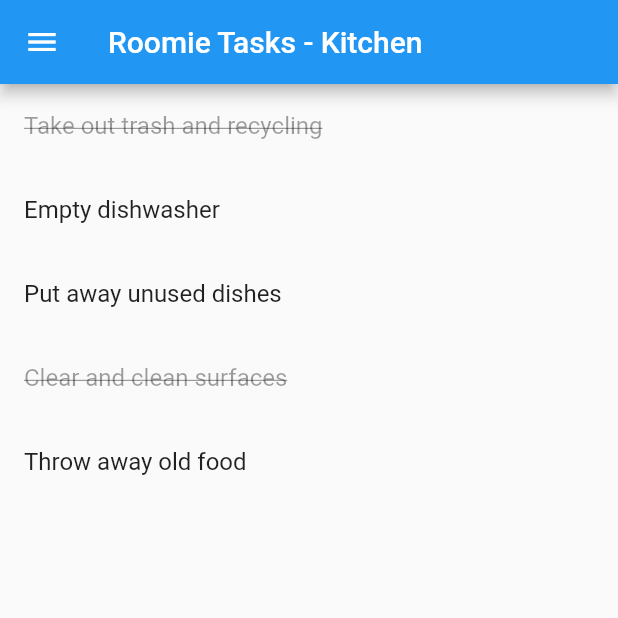
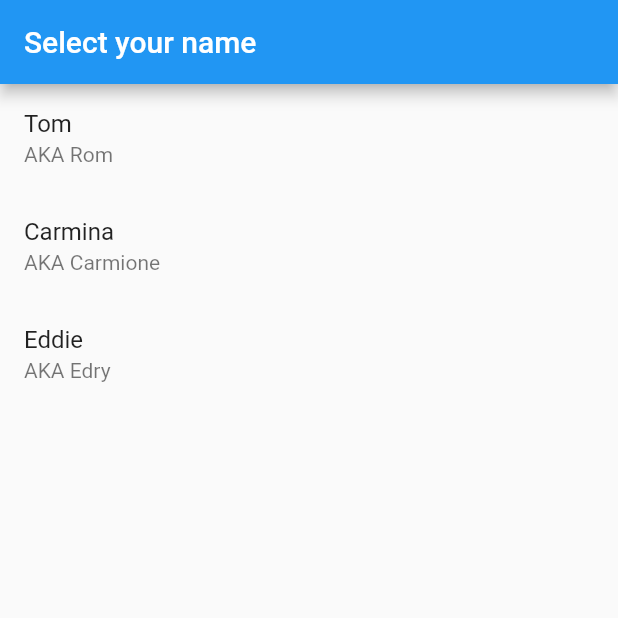
Before and after one commit to EdDT-Phi/rommies, a Flutter app: the screen it shows after launch, on a phone screen of 412 x 824 dp, the top half of it. Run offline on Flutter 3.47's test engine with Material 2 defaults, Android fonts, the phone set to English and light mode, and no system bars; our stand-ins replace shared_preferences.

Commit message:
Added screen where you can select the user and refactored to moore files

```diff
--- a/lib/main.dart
+++ b/lib/main.dart
@@ -1,180 +1,35 @@
 import 'package:flutter/material.dart';
-import 'package:firebase_database/firebase_database.dart';
+import 'package:shared_preferences/shared_preferences.dart';
 
-void main() => runApp(MyApp());
+import 'roomies.dart';
+import 'home.dart';
 
-final roomies = [
-  'Tom',
-  'Carmina',
-  'Eddie',
-];
+void main() async {
+  WidgetsFlutterBinding.ensureInitialized();
 
-const roomieImg =
-    'https://wanderlustbecomingatraveler.files.wordpress.com/2015/12/roommates.jpg';
+  final sharedPreferences = await SharedPreferences.getInstance();
+  final roomieProvider = RoomieProvider(sharedPreferences);
+
+  runApp(MyApp(roomieProvider));
+}
 
 class MyApp extends StatelessWidget {
-  @override
-  Widget build(BuildContext context) => MaterialApp(
-        title: 'Flutter Demo',
-        theme: ThemeData(
-          primarySwatch: Colors.blue,
-        ),
-        home: MyHomePage(),
-      );
-}
+  final RoomieProvider _roomieProvider;
 
-class MyHomePage extends StatefulWidget {
-  @override
-  _MyHomePageState createState() => _MyHomePageState();
-}
-
-class _MyHomePageState extends State<MyHomePage> {
-  Task selectedTask = superTask.subtasks[0];
+  const MyApp(this._roomieProvider);
 
   @override
-  Widget build(BuildContext context) => Scaffold(
-        drawer: MyDrawer(
-          onTaskSelected: (task) => setState(() => selectedTask = task),
-        ),
-        appBar: AppBar(
-          title: Text('Roomie Tasks - ${selectedTask.text}'),
-        ),
-        body: TasksListWidget(task: selectedTask),
-      );
+  Widget build(BuildContext context) {
+    final roomie = _roomieProvider.selectedRoomie;
+
+    return MaterialApp(
+      title: 'Flutter Demo',
+      theme: ThemeData(
+        primarySwatch: Colors.blue,
+      ),
+      home: roomie == null
+          ? RoomieSelectionScreen(_roomieProvider)
+          : MyHomePage(),
+    );
+  }
 }
-
-class MyDrawer extends StatelessWidget {
-  final void Function(Task) onTaskSelected;
-
-  MyDrawer({this.onTaskSelected});
-
-  @override
-  Widget build(BuildContext context) => Drawer(
-        child: ListView(
-          // Important: Remove any padding from the ListView.
-          padding: EdgeInsets.zero,
-          children: [
-            DrawerHeader(
-              child: Image.network(roomieImg),
-            )
-          ]..addAll(superTask.subtasks.map(
-              (task) => ListTile(
-                title: Text(task.text),
-                onTap: () {
-                  onTaskSelected(task);
-                  Navigator.of(context).pop();
-                },
-              ),
-            )),
-        ),
-      );
-}
-
-final doneStyle =
-    TextStyle(color: Colors.black38, decoration: TextDecoration.lineThrough);
-
-class TasksListWidget extends StatelessWidget {
-  final Task task;
-
-  const TasksListWidget({this.task});
-
-  @override
-  Widget build(BuildContext context) => ListView.builder(
-    itemCount: task.subtasks.length,
-        itemBuilder: (context, idx) {
-          final doneTask = idx % 3 == 0;
-          final subTask = task.subtasks[idx];
-
-          return ListTile(
-            title: Text(
-              subTask.text,
-              style: doneTask ? doneStyle : null,
-            ),
-            onTap: () {
-              final now = DateTime.now();
-              FirebaseDatabase.instance
-                  .reference()
-                  .child('tasks')
-                  .child('${now.millisecondsSinceEpoch}')
-                  .set(DoneTask(
-                    taskId: subTask.id,
-                    doneTimestamp: now.millisecondsSinceEpoch,
-                    doneBy: 'Eddie',
-                  ).toMap());
-            },
-          );
-        },
-      );
-}
-
-class DoneTask {
-  final String taskId;
-  final int doneTimestamp;
-  final String doneBy;
-
-  DoneTask({
-    @required this.doneTimestamp,
-    @required this.doneBy,
-    @required this.taskId,
-  });
-
-  Map<String, String> toMap() => {
-        'taskId': '$taskId',
-        'doneTimestamp': '$doneTimestamp',
-        'doneBy': '$doneBy',
-      };
-}
-
-class Task {
-  final String text;
-
-  // All subtasks are assigned to the same person, if any;
-  final List<Task> subtasks;
-  final int assignedOffset;
-
-  const Task({
-    @required this.text,
-    this.assignedOffset = -1,
-    this.subtasks = const [],
-  });
-
-  String get id => text.toLowerCase().replaceAll(' ', '_');
-}
-
-const superTask = const Task(
-  text: 'All',
-  subtasks: [
-    Task(
-      text: 'Kitchen',
-      assignedOffset: 0,
-      subtasks: [
-        Task(text: 'Take out trash and recycling'),
-        Task(text: 'Empty dishwasher'),
-        Task(text: 'Put away unused dishes'),
-        Task(text: 'Clear and clean surfaces'),
-        Task(text: 'Throw away old food'),
-      ],
-    ),
-    Task(
-      text: 'Bathroom',
-      assignedOffset: 1,
-      subtasks: [
-        Task(text: 'Take out trash'),
-        Task(text: 'Wipe surfaces'),
-        Task(text: 'Wipe mirror'),
-        Task(text: 'Wipe faucet'),
-        Task(text: 'Vacuum and mop floor'),
-        Task(text: 'Clean the toilet'),
-      ],
-    ),
-    Task(
-      text: 'Living Area',
-      assignedOffset: 2,
-      subtasks: [
-        Task(text: 'Fold up blankets'),
-        Task(text: 'Pick up pillows'),
-        Task(text: 'Clean floor'),
-      ],
-    ),
-  ],
-);
--- /dev/null
+++ b/lib/roomies.dart
@@ -0,0 +1,85 @@
+import 'package:flutter/material.dart';
+import 'package:shared_preferences/shared_preferences.dart';
+
+import 'home.dart';
+
+class RoomieSelectionScreen extends StatelessWidget {
+  final RoomieProvider _roomieProvider;
+
+  const RoomieSelectionScreen(this._roomieProvider);
+
+  @override
+  Widget build(BuildContext context) => Scaffold(
+        appBar: AppBar(
+          title: Text('Select your name'),
+        ),
+        body: ListView(
+          children: Roomie.roomies
+              .map((roomie) => ListTile(
+                    title: Text(roomie.name),
+                    subtitle: Text(roomie.subtitle),
+                    onTap: () {
+                      _roomieProvider.selectRoomie(roomie);
+                      Navigator.of(context).pushReplacement(MaterialPageRoute(
+                        builder: (context) => MyHomePage(
+                          roomie: roomie,
+                        ),
+                      ));
+                    },
+                  ))
+              .toList(),
+        ),
+      );
+}
+
+const _roomieKey = 'roomieKey';
+
+class RoomieProvider {
+  final SharedPreferences _sharedPreferences;
+
+  RoomieProvider(this._sharedPreferences);
+
+  Roomie get selectedRoomie =>
+      Roomie.forName(_sharedPreferences.get(_roomieKey));
+
+  void selectRoomie(Roomie roomie) =>
+      _sharedPreferences.setString(_roomieKey, roomie.name);
+}
+
+class Roomie {
+  final String name;
+  final String subtitle;
+  final int idx;
+
+  const Roomie(
+      {@required this.name, @required this.subtitle, @required this.idx});
+
+  static const tom = Roomie(
+    name: 'Tom',
+    subtitle: 'AKA Rom',
+    idx: 0,
+  );
+  static const carmina = Roomie(
+    name: 'Carmina',
+    subtitle: 'AKA Carmione',
+    idx: 1,
+  );
+  static const eddie = Roomie(
+    name: 'Eddie',
+    subtitle: 'AKA Edry',
+    idx: 2,
+  );
+
+  static const roomies = [tom, carmina, eddie];
+
+  static Roomie forName(String name) => name == null || name.isEmpty
+      ? null
+      : roomies.firstWhere((roomie) => roomie.name == name);
+
+  // TODO(eddt): Probably need to add some offset for the day I want;
+  static int get _weekNum =>
+      DateTime.now().millisecondsSinceEpoch ~/ (7 * 24 * 60 * 60 * 1000);
+
+  static int taskIdxForRoomie(Roomie roomie) =>
+      (_weekNum + roomies.indexOf(roomie)) % roomies.length;
+}
--- a/pubspec.yaml
+++ b/pubspec.yaml
@@ -31,6 +31,9 @@ dependencies:
   # For example, to use Firebase Authentication and Cloud Firestore
   firebase_auth: ^0.14.0+5
   firebase_database: 3.1.5
+
+  # For app storage
+  shared_preferences: 0.5.7+1
 
 
   # The following adds the Cupertino Icons font to your application.
```
Also changed, not shown: lib/home.dart (added, +100 -0 lines), lib/task.dart (added, +70 -0 lines), pubspec.lock.
